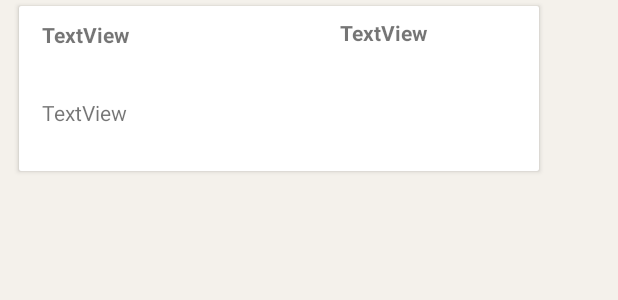
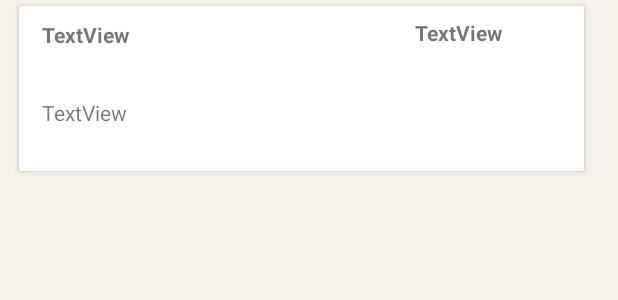
Before and after one commit to mgilsenan/transit_pay, an Android app: the layout trip_listview.xml on its own in the app's theme, with its tools: preview values and no code run, on a phone screen of 412 x 824 dp. Shown: the top 300 px of the screen. Run offline under Robolectric (Android 15) with nearby library versions, the phone set to English and light mode, and no system bars; Roboto replaces fonts that are not available here.

Commit message:
fixed layout trip history, fixed instructions in get started activity

```diff
--- a/app/src/main/java/com/example/transitpay/MapsActivity.java
+++ b/app/src/main/java/com/example/transitpay/MapsActivity.java
@@ -195,7 +195,7 @@ public class MapsActivity extends AppCompatActivity implements OnMapReadyCallbac
                 map.addMarker(new MarkerOptions()
                         .position(latLng)
                         .title(getString(R.string.dropped_pin))
-                        .snippet(snippet)
+//                        .snippet(snippet)
                         .icon(BitmapDescriptorFactory.defaultMarker
                                 (BitmapDescriptorFactory.HUE_ORANGE)).alpha(0.9f));
             }
--- a/app/src/main/java/com/example/transitpay/SliderAdapter.java
+++ b/app/src/main/java/com/example/transitpay/SliderAdapter.java
@@ -31,8 +31,8 @@ public class SliderAdapter extends PagerAdapter {
         };
         slideDes= new String[]{
                 "Activate your metro card to go places",
-                "Do not stand in line\n"+"Purchase a Fare with our App",
-                "Browse your previous trips info.\n Find out Location, Date and Time of your recent"+
+                "Skip long lines.\n"+"Purchase a Fare with our App",
+                "Browse your previous trips info.\n Find out location, date and time of your recent"+
                 " trips",
                 "Plan your trip.\n" +
                         "Locate metro stations and other places of interest. "
--- a/app/src/main/res/layout/trip_history_activity.xml
+++ b/app/src/main/res/layout/trip_history_activity.xml
@@ -9,8 +9,8 @@
 
         <androidx.swiperefreshlayout.widget.SwipeRefreshLayout
             android:id="@+id/swipeRef"
-            android:layout_width="417dp"
-            android:layout_height="757dp"
+            android:layout_width="391dp"
+            android:layout_height="753dp"
             android:layout_marginTop="80dp"
             android:background="#FFFFFF"
             app:layout_constraintBottom_toBottomOf="parent"
@@ -39,7 +39,7 @@
             android:layout_height="44dp"
             android:foregroundGravity="center|center_horizontal"
             android:text="@string/trip_history"
-            android:textColor="#FFFFFF"
+            android:textColor="@color/jungleGreen"
             android:textSize="30sp"
             android:textStyle="bold"
             app:layout_constraintBottom_toBottomOf="parent"
--- a/app/src/main/res/layout/trip_listview.xml
+++ b/app/src/main/res/layout/trip_listview.xml
@@ -7,7 +7,7 @@
     android:layout_height="wrap_content"
     android:layout_marginLeft="10dp"
     android:layout_marginEnd="50dp"
-    android:layout_marginRight="50dp"
+    android:layout_marginRight="20dp"
     android:layout_marginBottom="10dp"
     android:background="#FFFFFF"
     android:foregroundGravity="center_horizontal"
@@ -25,21 +25,22 @@
 
         <TextView
             android:id="@+id/timeTextView"
-            android:layout_width="98dp"
-            android:layout_height="44dp"
+            android:layout_width="81dp"
+            android:layout_height="35dp"
             android:layout_alignParentStart="true"
             android:layout_alignParentLeft="true"
             android:layout_alignParentTop="true"
             android:layout_alignParentEnd="true"
             android:layout_alignParentRight="true"
             android:layout_alignParentBottom="true"
-            android:layout_marginStart="212dp"
-            android:layout_marginLeft="212dp"
+            android:layout_marginStart="262dp"
+            android:layout_marginLeft="262dp"
             android:layout_marginTop="6dp"
             android:layout_marginEnd="11dp"
             android:layout_marginRight="11dp"
-            android:layout_marginBottom="58dp"
+            android:layout_marginBottom="67dp"
             android:text="TextView"
+            android:textAlignment="center"
             android:textStyle="bold" />
 
         <TextView
```
